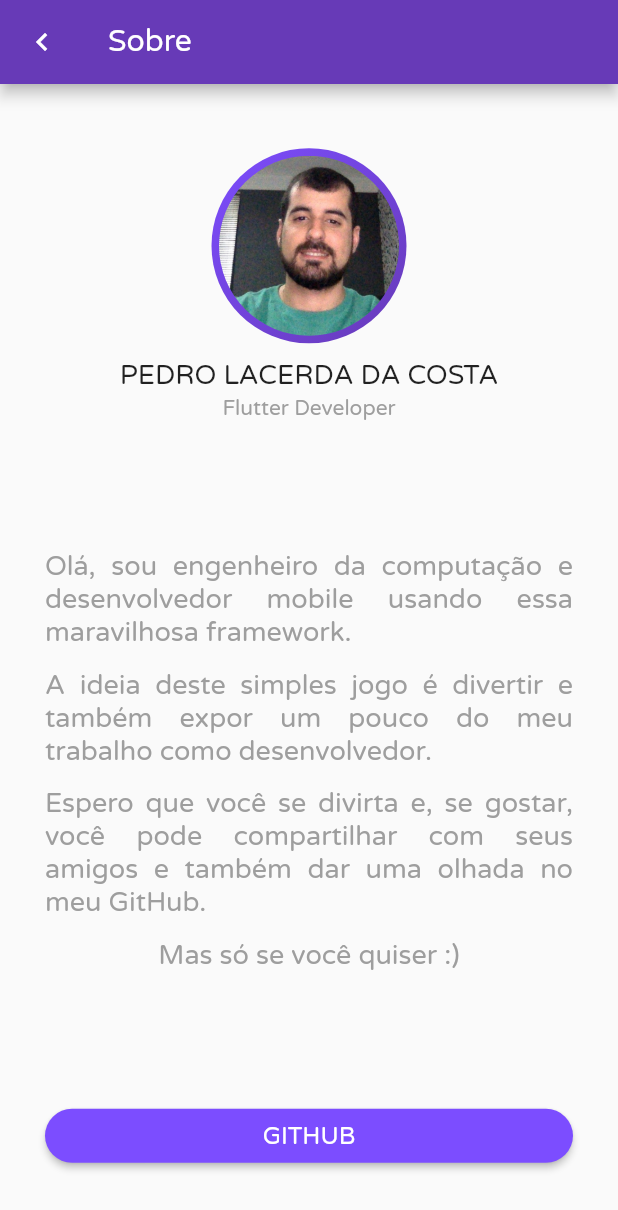
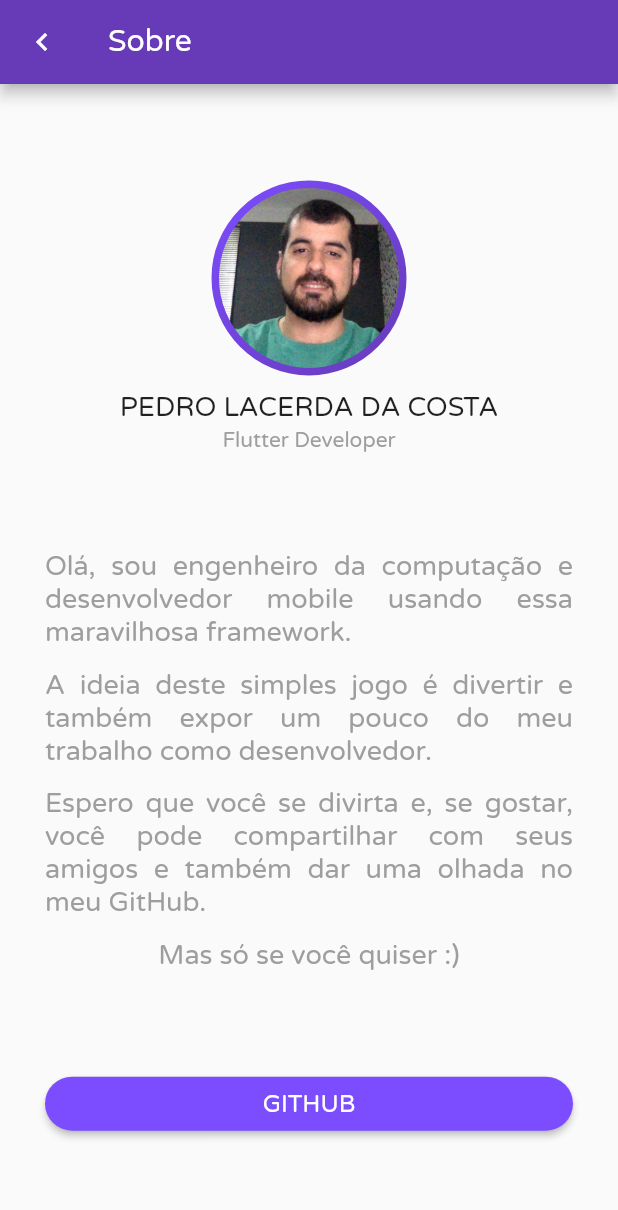
Before and after one commit to pedrolacerda81/magic_numbers, a Flutter app: the MagicNumbers screen opened directly, after a tap on "VAMOS LÁ!", after a tap on the "close" icon, after a tap on "SOBRE", on a phone screen of 412 x 824 dp. Shown: the top 1210 px of the screen. Run offline on Flutter 3.47's test engine with Material 2 defaults, Android fonts, the light colour scheme and no system bars.

Commit message:
Changes some layout propriets

```diff
--- a/lib/src/screens/about/about.dart
+++ b/lib/src/screens/about/about.dart
@@ -36,7 +36,7 @@ class About extends StatelessWidget {
       ),
       body: Column(
         mainAxisSize: MainAxisSize.max,
-        mainAxisAlignment: MainAxisAlignment.spaceAround,
+        mainAxisAlignment: MainAxisAlignment.spaceEvenly,
         children: <Widget>[
           Container(
             alignment: Alignment.center,
--- a/lib/src/screens/abrakadabra/abrakadabra.dart
+++ b/lib/src/screens/abrakadabra/abrakadabra.dart
@@ -15,7 +15,7 @@ class Abrakadabra extends StatelessWidget {
         backgroundColor: Colors.transparent,
         body: Column(
           mainAxisSize: MainAxisSize.max,
-          mainAxisAlignment: MainAxisAlignment.spaceAround,
+          mainAxisAlignment: MainAxisAlignment.spaceEvenly,
           children: <Widget>[
             Container(
               alignment: Alignment.center,
--- a/lib/src/screens/home/home.dart
+++ b/lib/src/screens/home/home.dart
@@ -15,7 +15,7 @@ class Home extends StatelessWidget {
         ),
         child: Column(
           mainAxisSize: MainAxisSize.max,
-          mainAxisAlignment: MainAxisAlignment.spaceAround,
+          mainAxisAlignment: MainAxisAlignment.spaceEvenly,
           children: <Widget>[
             Container(
               alignment: Alignment.center,
--- a/lib/src/screens/magic-numbers/magic-numbers.dart
+++ b/lib/src/screens/magic-numbers/magic-numbers.dart
@@ -26,7 +26,7 @@ class MagicNumbers extends StatelessWidget {
       ),
       body: Container(
         child: Column(
-          mainAxisAlignment: MainAxisAlignment.spaceAround,
+          mainAxisAlignment: MainAxisAlignment.spaceEvenly,
           mainAxisSize: MainAxisSize.max,
           crossAxisAlignment: CrossAxisAlignment.start,
           children: <Widget>[
--- a/lib/src/screens/play/play.dart
+++ b/lib/src/screens/play/play.dart
@@ -15,7 +15,8 @@ class Play extends StatelessWidget {
 
   Container getRow(List<int> row) {
     List<Widget> rowChildrens = [];
-    row.forEach((num) {
+    row.forEach(
+      (num) {
         rowChildrens.add(
           CircleAvatar(
             backgroundColor: Colors.white,
@@ -29,8 +30,9 @@ class Play extends StatelessWidget {
             ),
           ),
         );
-    });
-
+      },
+    );
+    //TODO: remenber to random the numbers on the row
     return Container(
       padding: EdgeInsets.symmetric(vertical: 5.0),
       child: Row(
@@ -46,6 +48,7 @@ class Play extends StatelessWidget {
     card.forEach((row) {
       rows.add(getRow(row));
     });
+    //TODO: remenber to random the rows on the rows list
     return rows;
   }
 
@@ -79,7 +82,7 @@ class Play extends StatelessWidget {
       body: Container(
         child: Column(
           mainAxisSize: MainAxisSize.max,
-          mainAxisAlignment: MainAxisAlignment.spaceAround,
+          mainAxisAlignment: MainAxisAlignment.spaceEvenly,
           crossAxisAlignment: CrossAxisAlignment.start,
           children: <Widget>[
             Container(
```
Lines whose indentation alone changed are shown as unchanged.
